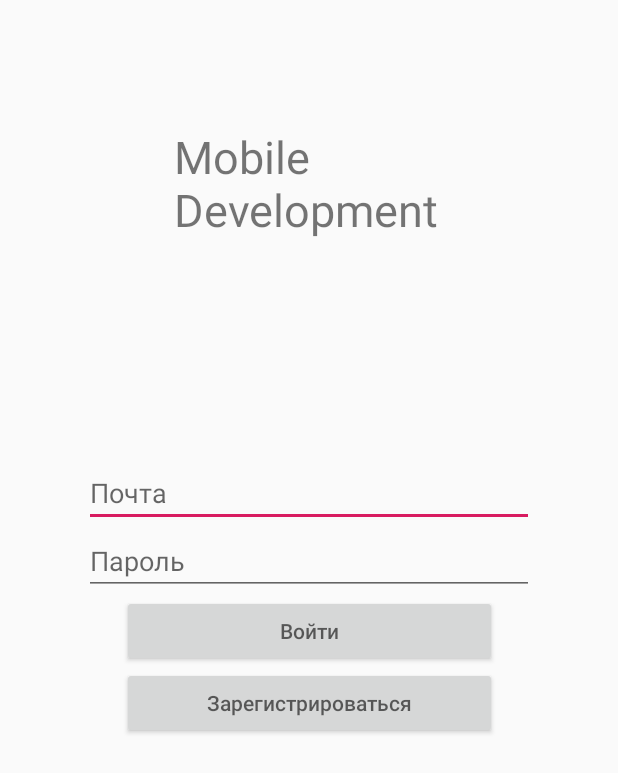
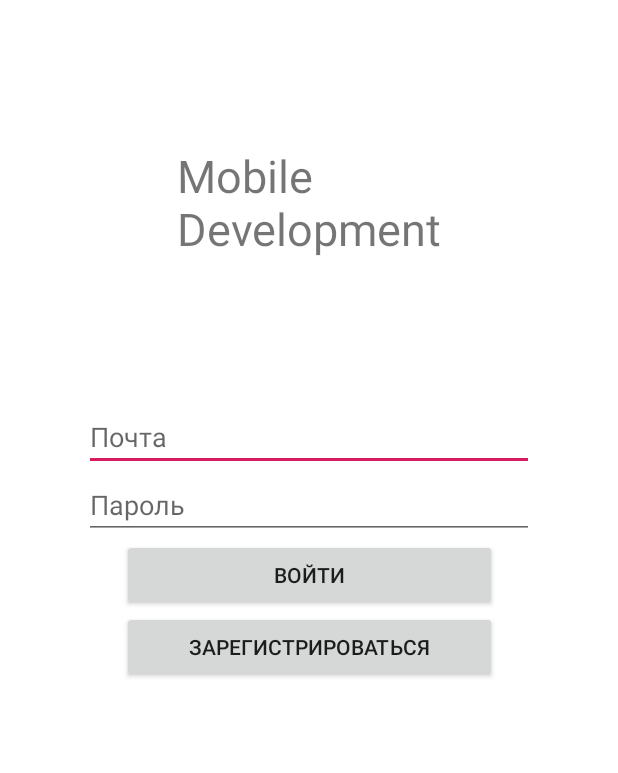
Before and after one commit to Bibovsky/BonchDevMessenger, an Android app: the layout activity_sign_in.xml on its own in the app's theme, with its tools: preview values and no code run, on a phone screen of 412 x 824 dp. Shown: the top 773 px of the screen. Run offline under Robolectric (Android 15) with nearby library versions, the phone set to English and light mode, and no system bars.

```diff
--- a/app/src/main/res/layout/activity_main.xml
+++ b/app/src/main/res/layout/activity_main.xml
@@ -4,7 +4,7 @@
     xmlns:tools="http://schemas.android.com/tools"
     android:layout_width="match_parent"
     android:layout_height="match_parent"
-    tools:context=".MainActivity">
+    >
 
     <TextView
         android:layout_width="wrap_content"
--- a/app/src/main/res/layout/activity_sign_in.xml
+++ b/app/src/main/res/layout/activity_sign_in.xml
@@ -4,13 +4,14 @@
     xmlns:tools="http://schemas.android.com/tools"
     android:layout_width="match_parent"
     android:layout_height="match_parent"
+    android:background="#fff"
     tools:context=".ui.activities.SignInActivity">
 
     <Button
         android:id="@+id/sign_up_button"
         android:layout_width="250dp"
         android:layout_height="wrap_content"
-        android:hint="Зарегистрироваться"
+        android:text="Зарегистрироваться"
         app:layout_constraintEnd_toEndOf="parent"
         app:layout_constraintHorizontal_bias="0.5"
         app:layout_constraintStart_toStartOf="parent"
@@ -20,10 +21,11 @@
         android:id="@+id/textView"
         android:layout_width="wrap_content"
         android:layout_height="wrap_content"
-        android:layout_marginStart="116dp"
-        android:layout_marginTop="84dp"
         android:text="Mobile\nDevelopment"
         android:textSize="30sp"
+        app:layout_constraintBottom_toTopOf="@+id/email_sign_up_et"
+        app:layout_constraintEnd_toEndOf="parent"
+        app:layout_constraintHorizontal_bias="0.5"
         app:layout_constraintStart_toStartOf="parent"
         app:layout_constraintTop_toTopOf="parent" />
 
@@ -55,7 +57,7 @@
         android:id="@+id/sign_in_button"
         android:layout_width="250dp"
         android:layout_height="wrap_content"
-        android:hint="Войти"
+        android:text="Войти"
         app:layout_constraintEnd_toEndOf="parent"
         app:layout_constraintHorizontal_bias="0.5"
         app:layout_constraintStart_toStartOf="parent"
@@ -66,6 +68,6 @@
         android:layout_width="wrap_content"
         android:layout_height="wrap_content"
         android:orientation="horizontal"
-        app:layout_constraintGuide_begin="306dp" />
+        app:layout_constraintGuide_begin="269dp" />
 
 </androidx.constraintlayout.widget.ConstraintLayout>
--- a/app/src/main/res/layout/activity_sign_up.xml
+++ b/app/src/main/res/layout/activity_sign_up.xml
@@ -2,6 +2,7 @@
 <androidx.constraintlayout.widget.ConstraintLayout xmlns:android="http://schemas.android.com/apk/res/android"
     xmlns:app="http://schemas.android.com/apk/res-auto"
     xmlns:tools="http://schemas.android.com/tools"
+    android:background="#fff"
     android:layout_width="match_parent"
     android:layout_height="match_parent"
     tools:context=".ui.activities.SignUpActivity">
--- a/app/src/main/res/layout/profile_fragment.xml
+++ b/app/src/main/res/layout/profile_fragment.xml
@@ -74,7 +74,7 @@
         android:layout_width="wrap_content"
         android:layout_height="wrap_content"
         android:orientation="horizontal"
-        app:layout_constraintGuide_begin="200dp" />
+        app:layout_constraintGuide_begin="315dp" />
 
     <TextView
         android:id="@+id/textView4"
```
Also changed, not shown: app/src/main/java/bonch/dev/school/ui/fragments/PasswordFragment.kt (added, +19 -0 lines), app/src/main/res/layout/password_fragment.xml (added, +58 -0 lines).
